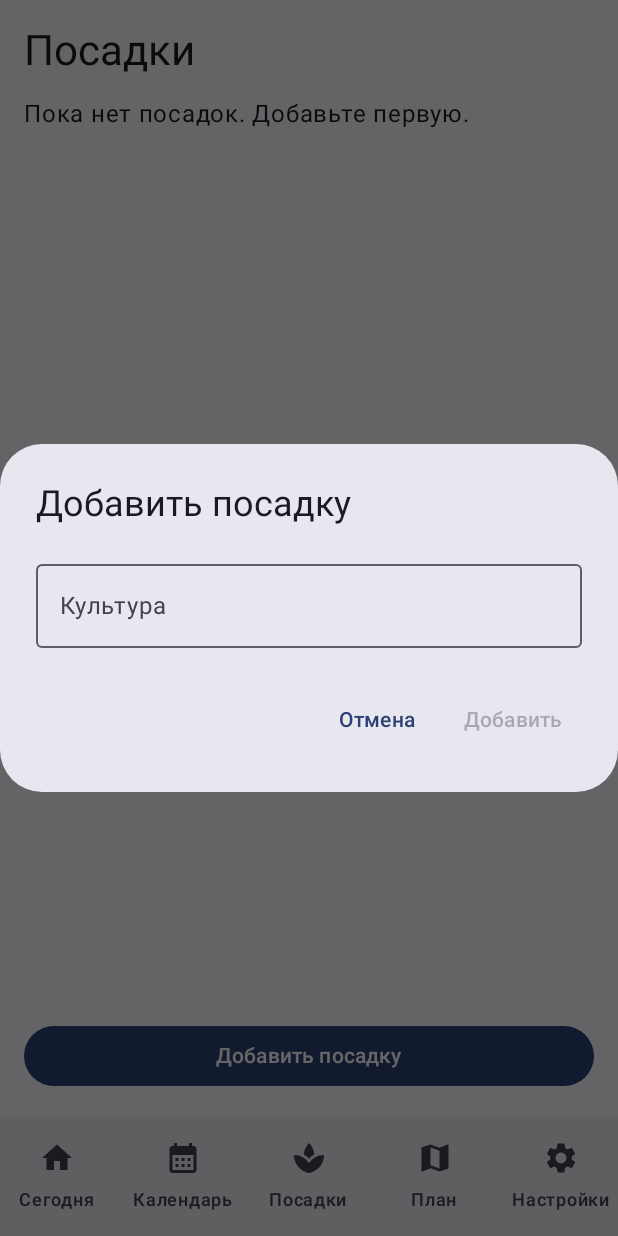
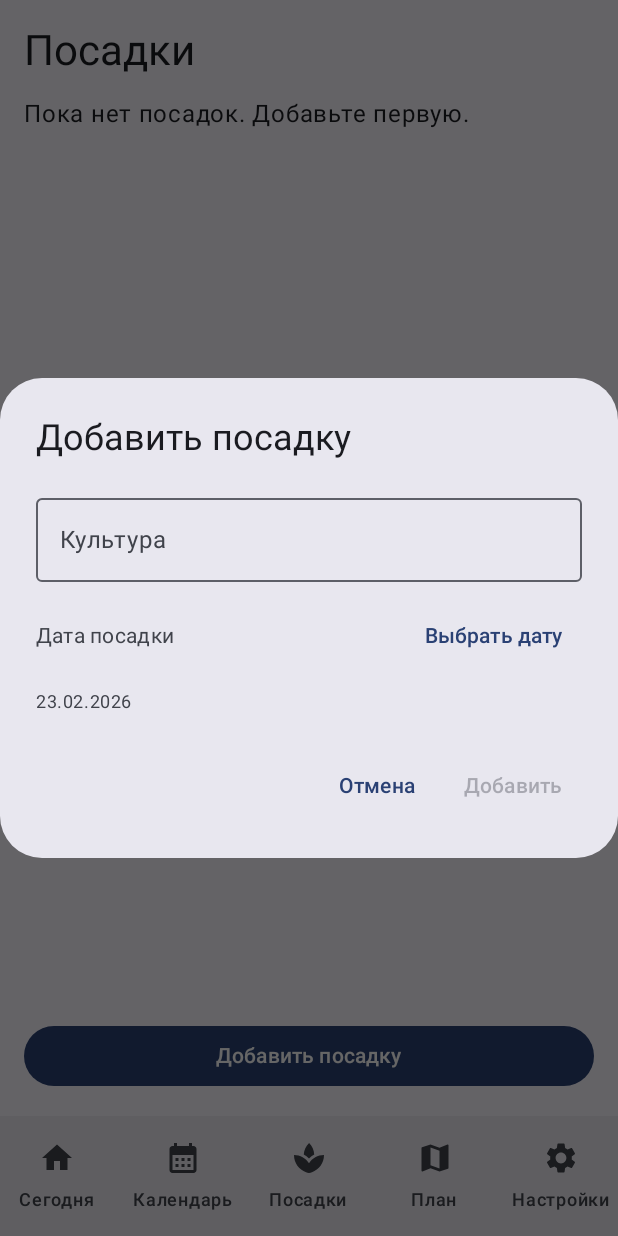
Before and after one commit to titeha/MyCottage, an Android app built with Jetpack Compose: the PlantingsScreen screen opened through its navigation route, after a tap on "Добавить посадку", on a phone screen of 412 x 824 dp. Run offline under Robolectric (Android 15) with nearby library versions, the light colour scheme and no system bars; our stand-ins replace Room's generated code.

Commit message:
feat(андроид): добавлен выбор даты посадки (DatePicker)

```diff
--- a/android-app/app/src/main/java/ru/mycottege/app/ui/screens/PlantingsScreen.kt
+++ b/android-app/app/src/main/java/ru/mycottege/app/ui/screens/PlantingsScreen.kt
@@ -33,6 +33,16 @@ import kotlinx.coroutines.launch
 import ru.mycottege.app.data.local.db.DbProvider
 import ru.mycottege.app.data.local.db.PlantingEntity
 import androidx.compose.runtime.rememberCoroutineScope
+import androidx.compose.foundation.layout.Row
+import androidx.compose.foundation.layout.fillMaxWidth
+import androidx.compose.ui.Alignment
+import androidx.compose.material3.DatePicker
+import androidx.compose.material3.DatePickerDialog
+import androidx.compose.material3.ExperimentalMaterial3Api
+import androidx.compose.material3.rememberDatePickerState
+import androidx.compose.runtime.rememberCoroutineScope
+import ru.mycottege.app.util.localDateToUtcEpochMillis
+import ru.mycottege.app.util.utcEpochMillisToLocalDate
 
 @Composable
 fun PlantingsScreen() {
@@ -68,16 +78,15 @@ fun PlantingsScreen() {
   if (showAddDialog) {
     AddPlantingDialog(
       onDismiss = { showAddDialog = false },
-      onAdd = { cropName ->
+      onAdd = { cropName, plantedDate ->
         scope.launch {
           dao.insert(
             PlantingEntity(
               cropName = cropName.trim(),
-              plantedDate = LocalDate.now()
+              plantedDate = plantedDate
             )
           )
         }
-        showAddDialog = false
       }
     )
   }
@@ -114,14 +123,18 @@ private fun PlantingsList(
 @Composable
 private fun AddPlantingDialog(
   onDismiss: () -> Unit,
-  onAdd: (String) -> Unit
+  onAdd: (String, LocalDate) -> Unit
 ) {
   var crop by remember { mutableStateOf("") }
+
+  var selectedDate by remember { mutableStateOf(LocalDate.now()) }
+  var showDatePicker by remember { mutableStateOf(false) }
 
   AlertDialog(
     onDismissRequest = onDismiss,
     title = { Text(text = stringResource(R.string.plantings_add)) },
     text = {
+      Column(verticalArrangement = Arrangement.spacedBy(12.dp)) {
         OutlinedTextField(
           value = crop,
           onValueChange = { crop = it },
@@ -130,11 +143,31 @@ private fun AddPlantingDialog(
           singleLine = true,
           modifier = Modifier.fillMaxWidth()
         )
+
+        Row(
+          modifier = Modifier.fillMaxWidth(),
+          verticalAlignment = Alignment.CenterVertically
+        ) {
+          Text(
+            text = stringResource(R.string.plantings_date_label),
+            modifier = Modifier.weight(1f)
+          )
+          TextButton(onClick = { showDatePicker = true }) {
+            Text(text = stringResource(R.string.plantings_pick_date))
+          }
+        }
+
+        // Можно показать выбранную дату текстом:
+        Text(
+          text = selectedDate.format(DateTimeFormatter.ofPattern("dd.MM.yyyy")),
+          style = MaterialTheme.typography.bodySmall
+        )
+      }
     },
     confirmButton = {
       TextButton(
         enabled = crop.isNotBlank(),
-        onClick = { onAdd(crop) }
+        onClick = { onAdd(crop, selectedDate) }
       ) {
         Text(text = stringResource(R.string.common_add))
       }
@@ -145,4 +178,52 @@ private fun AddPlantingDialog(
       }
     }
   )
+
+  if (showDatePicker) {
+    PlantingDatePickerDialog(
+      initialDate = selectedDate,
+      onDismiss = { showDatePicker = false },
+      onDateSelected = {
+        selectedDate = it
+        showDatePicker = false
       }
+    )
+  }
+}
+
+@OptIn(ExperimentalMaterial3Api::class)
+@Composable
+private fun PlantingDatePickerDialog(
+  initialDate: LocalDate,
+  onDismiss: () -> Unit,
+  onDateSelected: (LocalDate) -> Unit
+) {
+  val state = rememberDatePickerState(
+    initialSelectedDateMillis = localDateToUtcEpochMillis(initialDate)
+  )
+
+  DatePickerDialog(
+    onDismissRequest = onDismiss,
+    confirmButton = {
+      TextButton(
+        onClick = {
+          val millis = state.selectedDateMillis
+          if (millis != null) {
+            onDateSelected(utcEpochMillisToLocalDate(millis))
+          } else {
+            onDismiss()
+          }
+        }
+      ) {
+        Text(stringResource(R.string.common_ok))
+      }
+    },
+    dismissButton = {
+      TextButton(onClick = onDismiss) {
+        Text(stringResource(R.string.common_cancel))
+      }
+    }
+  ) {
+    DatePicker(state = state)
+  }
+}
```
Lines whose indentation alone changed are shown as unchanged.
